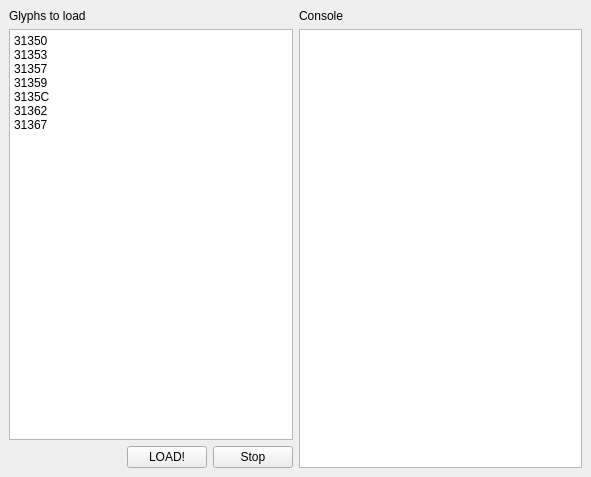
Before: the Qt Designer form GwLoader/FmMain.ui in Mercury13/unicodia, drawn with Qt 5.
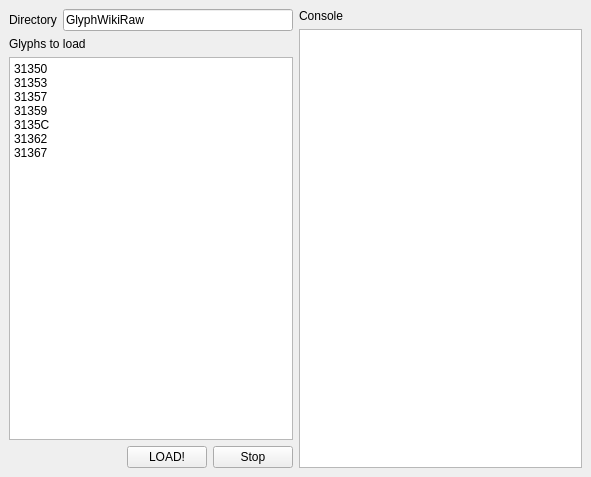
After: the same form once the commit is applied.

What changed in the file:
```diff
--- a/GwLoader/FmMain.ui
+++ b/GwLoader/FmMain.ui
@@ -17,6 +17,24 @@
    <layout class="QHBoxLayout" name="horizontalLayout" stretch="1,1">
     <item>
      <layout class="QVBoxLayout" name="verticalLayout_2">
+      <item>
+       <layout class="QHBoxLayout" name="horizontalLayout_4">
+        <item>
+         <widget class="QLabel" name="label_2">
+          <property name="text">
+           <string>Directory</string>
+          </property>
+         </widget>
+        </item>
+        <item>
+         <widget class="QLineEdit" name="edDirectory">
+          <property name="text">
+           <string notr="true">GlyphWikiRaw</string>
+          </property>
+         </widget>
+        </item>
+       </layout>
+      </item>
       <item>
        <widget class="QLabel" name="label">
         <property name="text">
```
